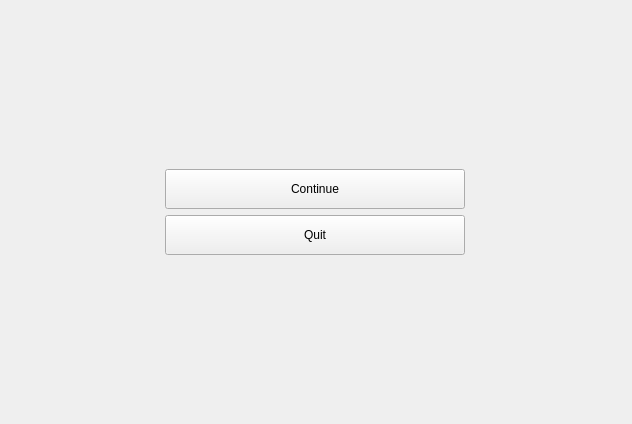
The window that Project/GC_Project/Base/3DWorld/pausescreen.ui (RubenB-1643541/GC_Project) describes before a commit, drawn with Qt 5.
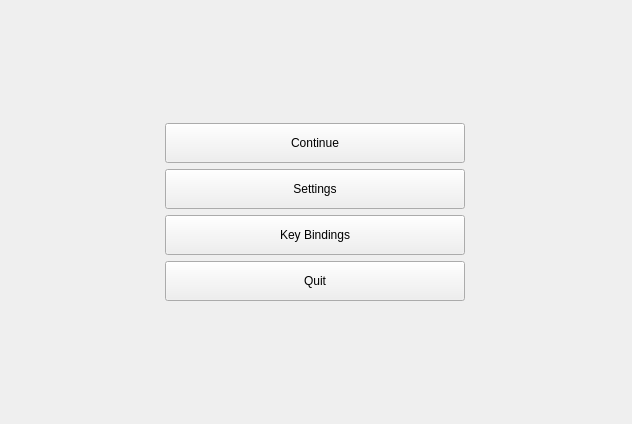
The same window after the commit.

What changed in the file:
```diff
--- a/Project/GC_Project/Base/3DWorld/pausescreen.ui
+++ b/Project/GC_Project/Base/3DWorld/pausescreen.ui
@@ -27,6 +27,25 @@
     <number>9</number>
    </property>
    <item row="2" column="0">
+    <widget class="QPushButton" name="settingsButton">
+     <property name="minimumSize">
+      <size>
+       <width>0</width>
+       <height>40</height>
+      </size>
+     </property>
+     <property name="maximumSize">
+      <size>
+       <width>300</width>
+       <height>16777215</height>
+      </size>
+     </property>
+     <property name="text">
+      <string>Settings</string>
+     </property>
+    </widget>
+   </item>
+   <item row="4" column="0">
     <widget class="QPushButton" name="quitButton">
      <property name="sizePolicy">
       <sizepolicy hsizetype="Minimum" vsizetype="Fixed">
@@ -51,6 +70,32 @@
      </property>
     </widget>
    </item>
+   <item row="0" column="0">
+    <spacer name="verticalSpacer">
+     <property name="orientation">
+      <enum>Qt::Vertical</enum>
+     </property>
+     <property name="sizeHint" stdset="0">
+      <size>
+       <width>20</width>
+       <height>40</height>
+      </size>
+     </property>
+    </spacer>
+   </item>
+   <item row="5" column="0">
+    <spacer name="verticalSpacer_2">
+     <property name="orientation">
+      <enum>Qt::Vertical</enum>
+     </property>
+     <property name="sizeHint" stdset="0">
+      <size>
+       <width>20</width>
+       <height>40</height>
+      </size>
+     </property>
+    </spacer>
+   </item>
    <item row="1" column="0">
     <widget class="QPushButton" name="continueButton">
      <property name="sizePolicy">
@@ -90,17 +135,23 @@
     </spacer>
    </item>
    <item row="3" column="0">
-    <spacer name="verticalSpacer_2">
-     <property name="orientation">
-      <enum>Qt::Vertical</enum>
-     </property>
-     <property name="sizeHint" stdset="0">
+    <widget class="QPushButton" name="keybindsButton">
+     <property name="minimumSize">
       <size>
-       <width>20</width>
+       <width>0</width>
        <height>40</height>
       </size>
      </property>
-    </spacer>
+     <property name="maximumSize">
+      <size>
+       <width>300</width>
+       <height>16777215</height>
+      </size>
+     </property>
+     <property name="text">
+      <string>Key Bindings</string>
+     </property>
+    </widget>
    </item>
   </layout>
  </widget>
```
Left out of the diff: 13 changed lines with no effect on the pictures.
